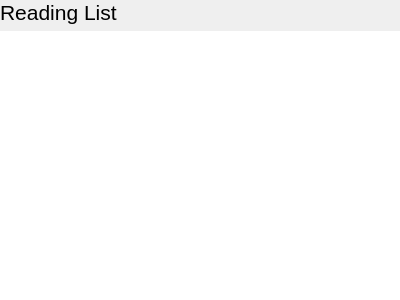
Above: src/readinglistbar.ui from kiwix/kiwix-desktop before the change. Below: the same form after it.
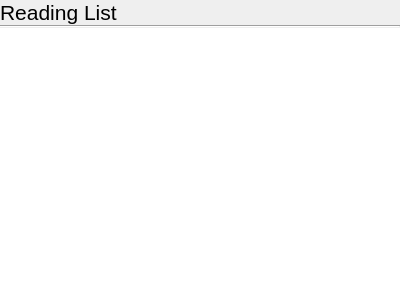
That is the form after the change. Icons and pictures are not drawn.

Patch:
```diff
--- a/src/readinglistbar.ui
+++ b/src/readinglistbar.ui
@@ -14,6 +14,9 @@
    <string>Form</string>
   </property>
   <layout class="QVBoxLayout" name="verticalLayout">
+   <property name="spacing">
+     <number>0</number>
+   </property>
    <property name="leftMargin">
     <number>0</number>
    </property>
@@ -74,6 +77,13 @@
       </widget>
      </item>
     </layout>
+    </item>
+    <item>
+      <widget class="Line" name="line">
+      <property name="orientation">
+        <enum>Qt::Horizontal</enum>
+      </property>
+      </widget>
    </item>
    <item>
     <widget class="QListWidget" name="listWidget">
@@ -90,7 +100,7 @@
       <enum>QAbstractScrollArea::AdjustToContents</enum>
      </property>
      <property name="textElideMode">
-      <enum>Qt::ElideNone</enum>
+      <enum>Qt::ElideRight</enum>
      </property>
      <property name="isWrapping" stdset="0">
       <bool>false</bool>
```
Left out of the diff: 6 changed lines with no effect on the pictures.
